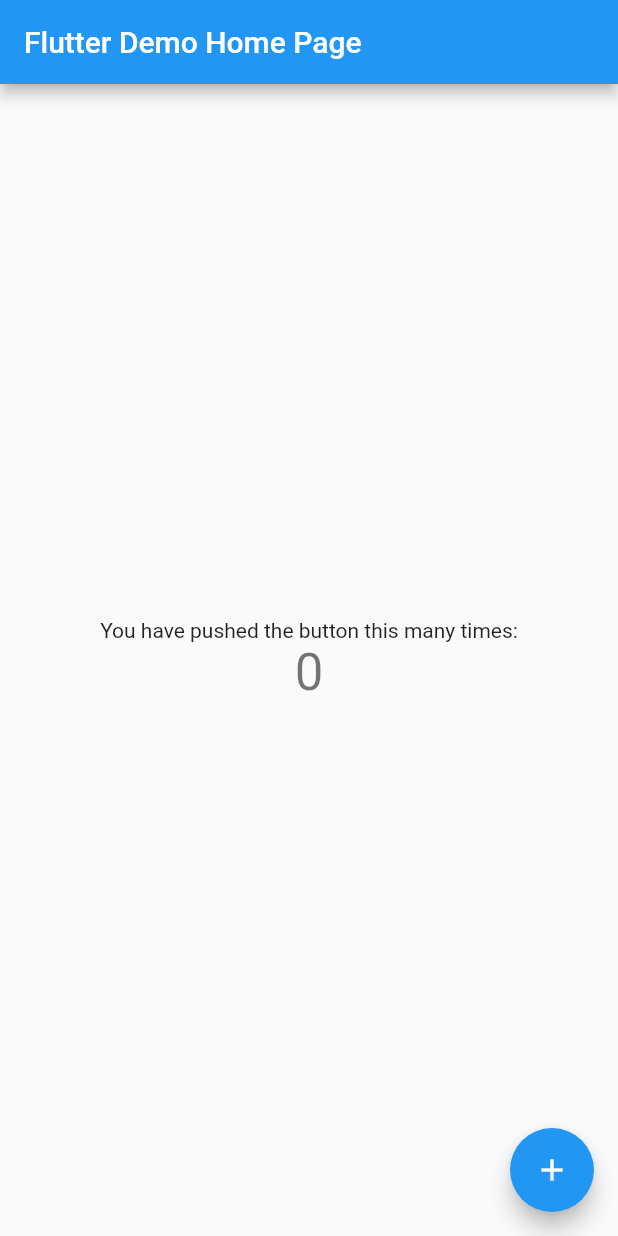
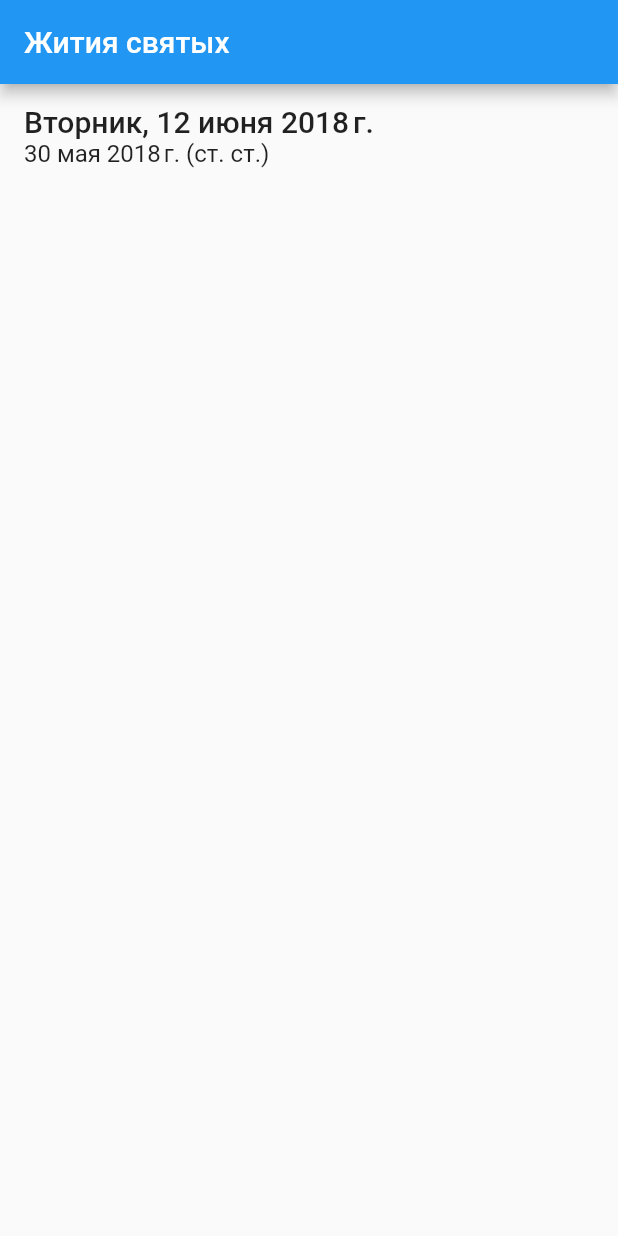
Before and after one commit to digitaldangal/saints_flutter, a Flutter app: the screen it shows after launch, on a phone screen of 412 x 824 dp. Run offline on Flutter 3.47's test engine with Material 2 defaults, Android fonts, the phone set to English and light mode, and no system bars.

Commit message:
pageview added

```diff
--- /dev/null
+++ b/lib/globals.dart
@@ -0,0 +1,3 @@
+library saints_flutter.globals;
+
+String capitalize(String s) => s[0].toUpperCase() + s.substring(1);
--- /dev/null
+++ b/lib/homepage.dart
@@ -0,0 +1,53 @@
+import 'package:flutter/material.dart';
+import "package:intl/intl.dart";
+import 'globals.dart' as G;
+
+class HomePage extends StatefulWidget {
+  @override
+  _HomePageState createState() => new _HomePageState();
+}
+
+class _HomePageState extends State<HomePage> {
+  static int initialPage = 100000;
+  static DateTime initialDate = new DateTime.now();
+
+  PageController _controller = new PageController(initialPage: initialPage);
+
+  @override
+  void initState() {
+    super.initState();
+  }
+
+  Widget _buildPage(int index) {
+    final currentDate =
+        initialDate.add(new Duration(days: index - initialPage));
+
+    final currentDateOS = currentDate.subtract(new Duration(days: 13));
+
+    final df1 = new DateFormat.yMMMMEEEEd('ru');
+    final df2 = new DateFormat.yMMMMd('ru');
+
+    return new Column(
+      children: <Widget>[
+        new ListTile(
+            title: new Text(G.capitalize(df1.format(currentDate)),
+                style: Theme.of(context).textTheme.title),
+            subtitle: new Text(df2.format(currentDateOS) + ' (ст. ст.)',
+                style: Theme.of(context).textTheme.subhead))
+      ],
+    );
+  }
+
+  @override
+  Widget build(BuildContext context) {
+    return new Scaffold(
+        appBar: new AppBar(title: new Text("Жития святых")),
+        body:  new PageView.builder(
+            controller: _controller,
+            itemBuilder: (BuildContext context, int index) {
+              return _buildPage(index);
+            },
+          ),
+        );
+  }
+}
--- a/lib/main.dart
+++ b/lib/main.dart
@@ -1,109 +1,36 @@
 import 'package:flutter/material.dart';
+import 'package:meta/meta.dart';
+import 'package:intl/date_symbol_data_local.dart';
 
-void main() => runApp(new MyApp());
+import 'homepage.dart';
+
+void main() async {
+  await initializeDateFormatting('ru', null);
+  runApp(new MyApp());
+}
 
 class MyApp extends StatelessWidget {
-  // This widget is the root of your application.
   @override
   Widget build(BuildContext context) {
-    return new MaterialApp(
-      title: 'Flutter Demo',
-      theme: new ThemeData(
-        // This is the theme of your application.
-        //
-        // Try running your application with "flutter run". You'll see the
-        // application has a blue toolbar. Then, without quitting the app, try
-        // changing the primarySwatch below to Colors.green and then invoke
-        // "hot reload" (press "r" in the console where you ran "flutter run",
-        // or press Run > Flutter Hot Reload in IntelliJ). Notice that the
-        // counter didn't reset back to zero; the application is not restarted.
-        primarySwatch: Colors.blue,
+    return new TheViewModel(
+      child: new MaterialApp(
+        title: 'Жития святых',
+        home: new HomePage(),
+        debugShowCheckedModeBanner: false,
       ),
-      home: new MyHomePage(title: 'Flutter Demo Home Page'),
     );
   }
 }
 
-class MyHomePage extends StatefulWidget {
-  MyHomePage({Key key, this.title}) : super(key: key);
+class TheViewModel extends InheritedWidget {
+  const TheViewModel({Key key, @required Widget child})
+      : assert(child != null),
+        super(key: key, child: child);
 
-  // This widget is the home page of your application. It is stateful, meaning
-  // that it has a State object (defined below) that contains fields that affect
-  // how it looks.
-
-  // This class is the configuration for the state. It holds the values (in this
-  // case the title) provided by the parent (in this case the App widget) and
-  // used by the build method of the State. Fields in a Widget subclass are
-  // always marked "final".
-
-  final String title;
-
-  @override
-  _MyHomePageState createState() => new _MyHomePageState();
-}
-
-class _MyHomePageState extends State<MyHomePage> {
-  int _counter = 0;
-
-  void _incrementCounter() {
-    setState(() {
-      // This call to setState tells the Flutter framework that something has
-      // changed in this State, which causes it to rerun the build method below
-      // so that the display can reflect the updated values. If we changed
-      // _counter without calling setState(), then the build method would not be
-      // called again, and so nothing would appear to happen.
-      _counter++;
-    });
+  static TheViewModel of(BuildContext context) {
+    return context.inheritFromWidgetOfExactType(TheViewModel);
   }
 
   @override
-  Widget build(BuildContext context) {
-    // This method is rerun every time setState is called, for instance as done
-    // by the _incrementCounter method above.
-    //
-    // The Flutter framework has been optimized to make rerunning build methods
-    // fast, so that you can just rebuild anything that needs updating rather
-    // than having to individually change instances of widgets.
-    return new Scaffold(
-      appBar: new AppBar(
-        // Here we take the value from the MyHomePage object that was created by
-        // the App.build method, and use it to set our appbar title.
-        title: new Text(widget.title),
-      ),
-      body: new Center(
-        // Center is a layout widget. It takes a single child and positions it
-        // in the middle of the parent.
-        child: new Column(
-          // Column is also layout widget. It takes a list of children and
-          // arranges them vertically. By default, it sizes itself to fit its
-          // children horizontally, and tries to be as tall as its parent.
-          //
-          // Invoke "debug paint" (press "p" in the console where you ran
-          // "flutter run", or select "Toggle Debug Paint" from the Flutter tool
-          // window in IntelliJ) to see the wireframe for each widget.
-          //
-          // Column has various properties to control how it sizes itself and
-          // how it positions its children. Here we use mainAxisAlignment to
-          // center the children vertically; the main axis here is the vertical
-          // axis because Columns are vertical (the cross axis would be
-          // horizontal).
-          mainAxisAlignment: MainAxisAlignment.center,
-          children: <Widget>[
-            new Text(
-              'You have pushed the button this many times:',
-            ),
-            new Text(
-              '$_counter',
-              style: Theme.of(context).textTheme.display1,
-            ),
-          ],
-        ),
-      ),
-      floatingActionButton: new FloatingActionButton(
-        onPressed: _incrementCounter,
-        tooltip: 'Increment',
-        child: new Icon(Icons.add),
-      ), // This trailing comma makes auto-formatting nicer for build methods.
-    );
-  }
+  bool updateShouldNotify(TheViewModel oldWidget) => false;
 }
--- a/pubspec.yaml
+++ b/pubspec.yaml
@@ -8,6 +8,9 @@ dependencies:
   # The following adds the Cupertino Icons font to your application.
   # Use with the CupertinoIcons class for iOS style icons.
   cupertino_icons: ^0.1.2
+  intl: any
+  rxdart: any
+  shared_preferences: any
 
 dev_dependencies:
   flutter_test:
```
Also changed, not shown: pubspec.lock, 2 other files.
